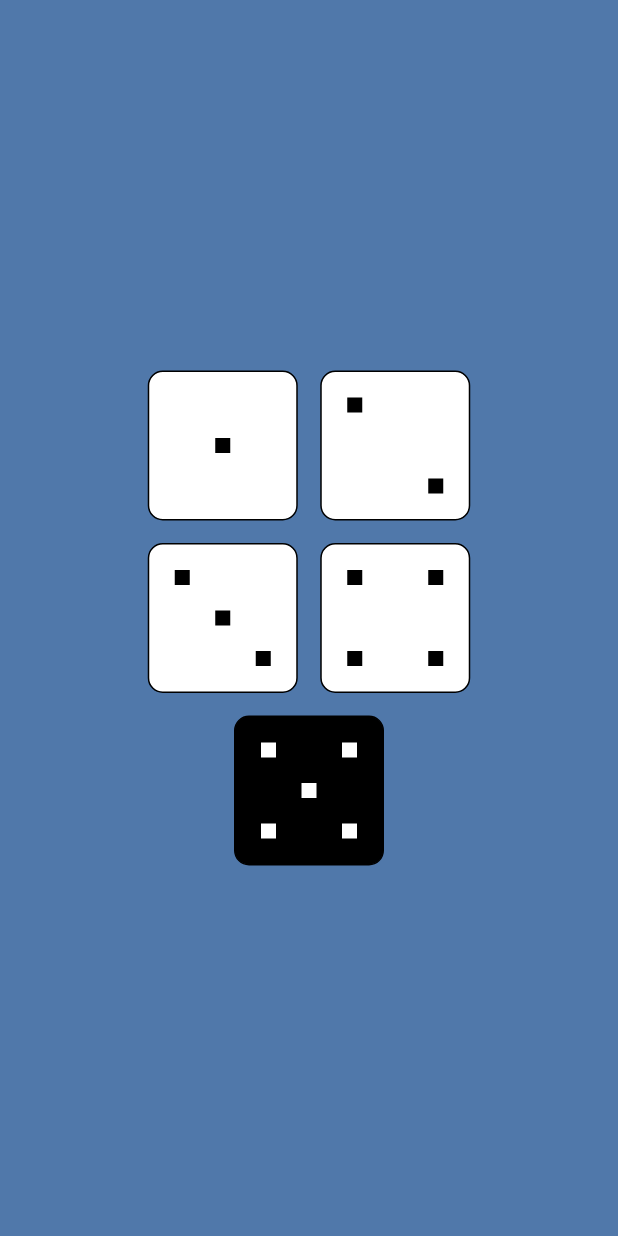
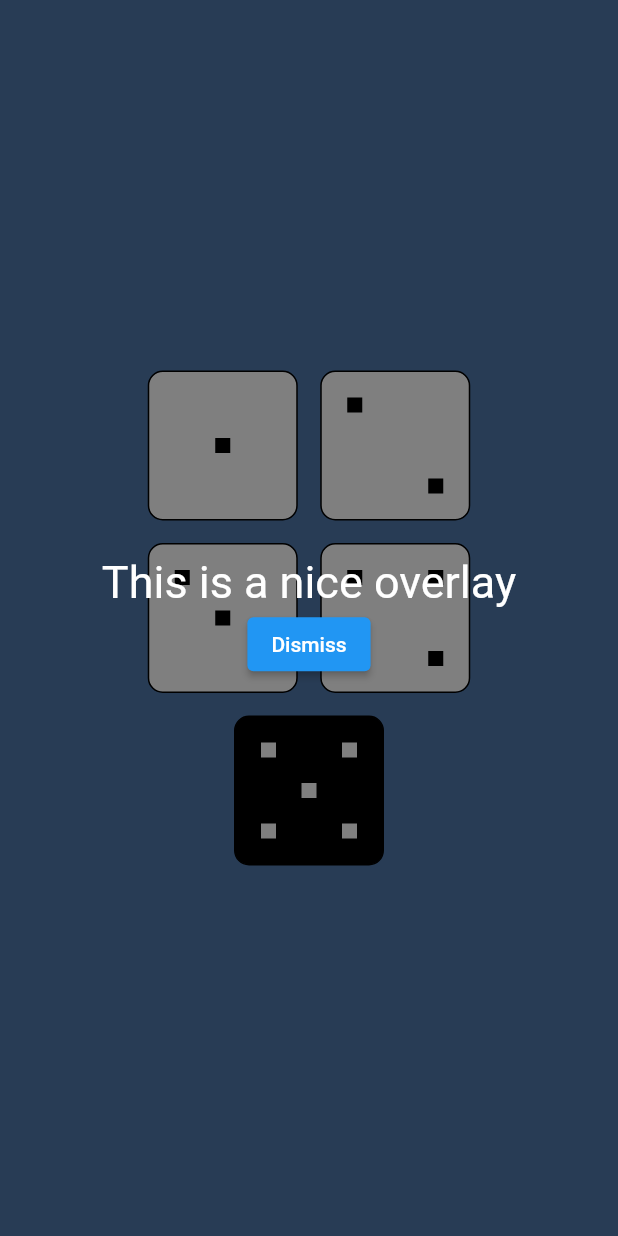
Before and after one commit to teranpeterson/ddd_helper, a Flutter app: the screen it shows after launch, after a tap on "Roll Dice", on a phone screen of 412 x 824 dp. Run offline on Flutter 3.47's test engine with Material 2 defaults, Android fonts, the phone set to English and light mode, and no system bars; our stand-ins replace tuple; missing offline and left inert: pdfx.

Commit message:
overlay working

```diff
--- a/lib/screens/dice_screen.dart
+++ b/lib/screens/dice_screen.dart
@@ -2,6 +2,7 @@ import 'dart:math';
 
 import 'package:ddd_helper/widgets/dice.dart';
 import 'package:ddd_helper/widgets/domino.dart';
+import 'package:ddd_helper/widgets/tutorial_overlay.dart';
 import 'package:flutter/material.dart';
 import 'package:tuple/tuple.dart';
 
@@ -24,6 +25,18 @@ class _DiceScreenState extends State<DiceScreen> {
   List<int> dice = [1, 2, 3, 4, 5];
   Set<Tuple2<int, int>> whiteDominos = {};
   Set<Tuple2<int, int>> blackDominos = {};
+
+  @override
+  void initState() {
+    super.initState();
+    Future.delayed(Duration.zero, () async {
+      _showOverlay(context);
+    });
+  }
+
+  void _showOverlay(BuildContext context) {
+    Navigator.of(context).push(TutorialOverlay());
+  }
 
   _rollDice() {
     var random = Random();
--- a/lib/screens/home_screen.dart
+++ b/lib/screens/home_screen.dart
@@ -50,9 +50,9 @@ class HomeScreen extends StatelessWidget {
   }
 
   Future<void> _launchUrl(String url) async {
-    final _url = Uri.parse(url);
-    if (!await launchUrl(_url)) {
-      throw 'Could not launch $_url';
+    final uri = Uri.parse(url);
+    if (!await launchUrl(uri)) {
+      throw 'Could not launch $uri';
     }
   }
 
--- /dev/null
+++ b/lib/widgets/tutorial_overlay.dart
@@ -0,0 +1,68 @@
+import 'package:flutter/material.dart';
+
+class TutorialOverlay extends ModalRoute<void> {
+  @override
+  Duration get transitionDuration => const Duration(milliseconds: 500);
+
+  @override
+  bool get opaque => false;
+
+  @override
+  bool get barrierDismissible => false;
+
+  @override
+  Color get barrierColor => Colors.black.withOpacity(0.5);
+
+  @override
+  String get barrierLabel => "";
+
+  @override
+  bool get maintainState => true;
+
+  @override
+  Widget buildPage(
+    BuildContext context,
+    Animation<double> animation,
+    Animation<double> secondaryAnimation,
+  ) {
+    // This makes sure that text and other content follows the material style
+    return Material(
+      type: MaterialType.transparency,
+      // make sure that the overlay content is not cut off
+      child: SafeArea(
+        child: _buildOverlayContent(context),
+      ),
+    );
+  }
+
+  Widget _buildOverlayContent(BuildContext context) {
+    return Center(
+      child: Column(
+        mainAxisSize: MainAxisSize.min,
+        children: <Widget>[
+          const Text(
+            'This is a nice overlay',
+            style: TextStyle(color: Colors.white, fontSize: 30.0),
+          ),
+          ElevatedButton(
+            onPressed: () => Navigator.pop(context),
+            child: const Text('Dismiss'),
+          )
+        ],
+      ),
+    );
+  }
+
+  @override
+  Widget buildTransitions(BuildContext context, Animation<double> animation,
+      Animation<double> secondaryAnimation, Widget child) {
+    // You can add your own animations for the overlay content
+    return FadeTransition(
+      opacity: animation,
+      child: ScaleTransition(
+        scale: animation,
+        child: child,
+      ),
+    );
+  }
+}
--- a/pubspec.yaml
+++ b/pubspec.yaml
@@ -65,6 +65,7 @@ flutter:
   # To add assets to your application, add an assets section, like this:
   assets:
     - assets/files/instructions.pdf
+    - assets/images/tap.png
 
   # An image asset can refer to one or more resolution-specific "variants", see
   # https://flutter.dev/assets-and-images/#resolution-aware
```
Also changed, not shown: assets/images/tap.png (added).
